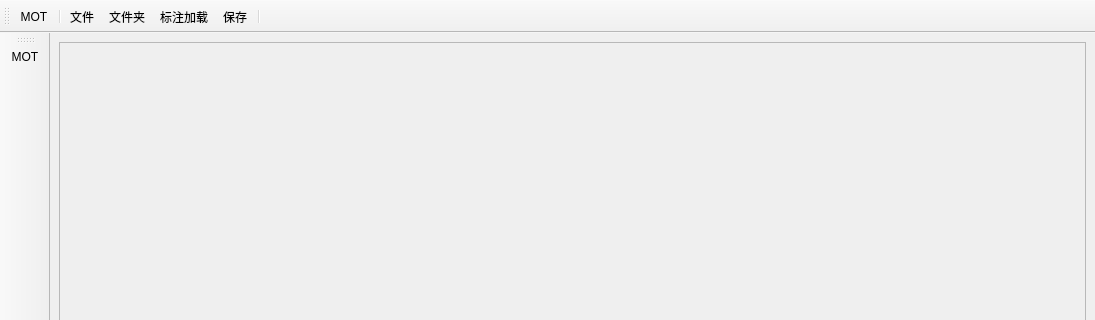
The window that GUI/ui_window.ui (liujingyao730/LabelTrack) describes before a commit, drawn with Qt 5; both pictures show x 0 to 1095 and y 0 to 320 of the 1095 by 786 pixel window.
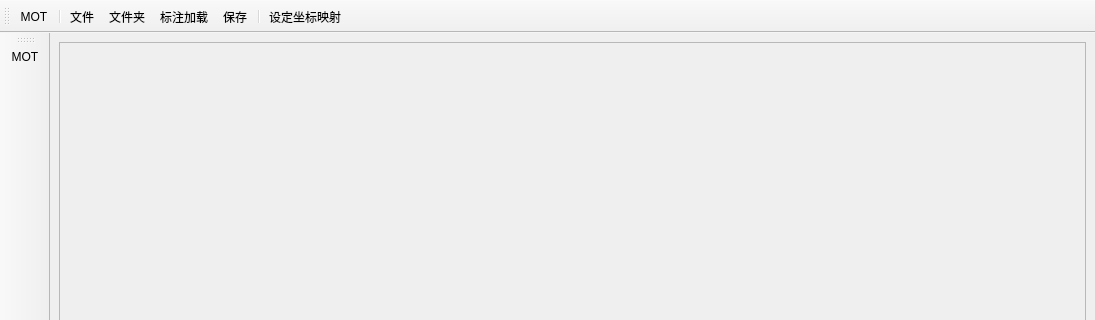
The same window after the commit. Icons and pictures are not drawn.

```diff
--- a/GUI/ui_window.ui
+++ b/GUI/ui_window.ui
@@ -341,6 +341,7 @@
    <addaction name="actionGt"/>
    <addaction name="actionSave"/>
    <addaction name="separator"/>
+   <addaction name="actionCoordMap"/>
   </widget>
   <widget class="QToolBar" name="toolBarVertical">
    <property name="windowTitle">
@@ -533,6 +534,17 @@
     <string>清除所有标注框</string>
    </property>
   </action>
+  <action name="actionCoordMap">
+   <property name="checkable">
+    <bool>false</bool>
+   </property>
+   <property name="text">
+    <string>设定坐标映射</string>
+   </property>
+   <property name="toolTip">
+    <string>映射图片像素与真实坐标</string>
+   </property>
+  </action>
  </widget>
  <resources/>
  <connections/>
```
Left out of the diff: 2 changed lines with no effect on the pictures.
